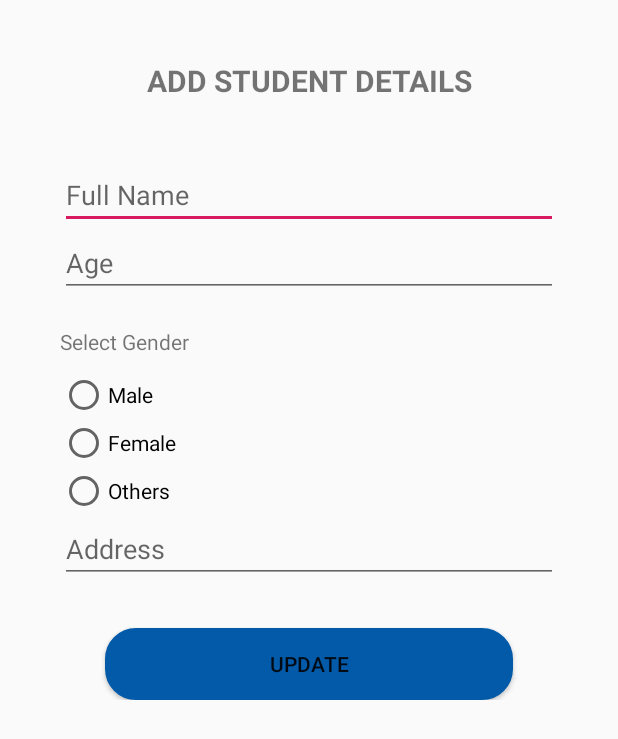
After one commit to maharjansumina/eSoftwarice_Assignment, an Android app: the layout activity_edit_details.xml on its own in the app's theme, with its tools: preview values and no code run, on a phone screen of 412 x 824 dp. The commit adds this screen. Shown: the top 739 px of the screen. Run offline under Robolectric (Android 15) with nearby library versions, the phone set to English and light mode, and no system bars.

Commit message:
Edit Detail Activity with code Added.

```diff
--- a/app/src/main/AndroidManifest.xml
+++ b/app/src/main/AndroidManifest.xml
@@ -9,6 +9,7 @@
         android:roundIcon="@mipmap/ic_launcher_round"
         android:supportsRtl="true"
         android:theme="@style/AppTheme">
+        <activity android:name=".EditDetailsActivity"></activity>
         <activity android:name=".SplashScreenActivity">
             <intent-filter>
                 <action android:name="android.intent.action.MAIN" />
@@ -16,7 +17,7 @@
                 <category android:name="android.intent.category.LAUNCHER" />
             </intent-filter>
         </activity>
-        <activity android:name=".LoginActivity"></activity>
+        <activity android:name=".LoginActivity" />
         <activity android:name=".MainActivity" />
     </application>
 
--- a/app/src/main/java/com/softwarica/esoftwarice_assignment/Adapters/StudentsAdapter.java
+++ b/app/src/main/java/com/softwarica/esoftwarice_assignment/Adapters/StudentsAdapter.java
@@ -12,6 +12,7 @@ import android.widget.Toast;
 import androidx.annotation.NonNull;
 import androidx.recyclerview.widget.RecyclerView;
 
+import com.softwarica.esoftwarice_assignment.EditDetailsActivity;
 import com.softwarica.esoftwarice_assignment.Model.Students;
 import com.softwarica.esoftwarice_assignment.R;
 
--- a/app/src/main/java/com/softwarica/esoftwarice_assignment/MainActivity.java
+++ b/app/src/main/java/com/softwarica/esoftwarice_assignment/MainActivity.java
@@ -10,6 +10,7 @@ import android.view.MenuItem;
 import com.google.android.material.bottomnavigation.BottomNavigationView;
 import com.softwarica.esoftwarice_assignment.Fragments.HomeFragment;
 import com.softwarica.esoftwarice_assignment.Fragments.StudentFragment;
+import com.softwarica.esoftwarice_assignment.Model.Students;
 
 import java.util.ArrayList;
 import java.util.List;
--- /dev/null
+++ b/app/src/main/res/layout/activity_edit_details.xml
@@ -0,0 +1,90 @@
+<?xml version="1.0" encoding="utf-8"?>
+<LinearLayout xmlns:android="http://schemas.android.com/apk/res/android"
+    xmlns:app="http://schemas.android.com/apk/res-auto"
+    xmlns:tools="http://schemas.android.com/tools"
+    android:layout_width="match_parent"
+    android:layout_height="match_parent"
+    android:orientation="vertical"
+    tools:context=".EditDetailsActivity">
+
+    <LinearLayout
+        android:layout_width="match_parent"
+        android:layout_height="wrap_content"
+        android:layout_margin="40dp"
+        android:orientation="vertical">
+
+        <TextView
+            android:layout_width="match_parent"
+            android:layout_height="wrap_content"
+            android:textSize="20dp"
+            android:text="Add student details"
+            android:textStyle="bold"
+            android:textAlignment="center"
+            android:layout_marginBottom="40dp"
+            android:textAllCaps="true"/>
+
+        <EditText
+            android:layout_width="match_parent"
+            android:layout_height="wrap_content"
+            android:id="@+id/etFullName"
+            android:hint="Full Name"/>
+
+        <EditText
+            android:layout_width="match_parent"
+            android:layout_height="wrap_content"
+            android:id="@+id/etAge"
+            android:inputType="number"
+            android:hint="Age"/>
+
+        <TextView
+            android:layout_width="match_parent"
+            android:layout_height="wrap_content"
+            android:layout_marginTop="20dp"
+            android:text="Select Gender"/>
+
+        <RadioGroup
+            android:layout_width="match_parent"
+            android:layout_height="wrap_content"
+            android:id="@+id/rdoGender">
+
+            <RadioButton
+                android:layout_width="match_parent"
+                android:layout_height="wrap_content"
+                android:id="@+id/rdoMale"
+                android:layout_marginTop="10sp"
+                android:text="Male"/>
+
+            <RadioButton
+                android:layout_width="match_parent"
+                android:layout_height="wrap_content"
+                android:id="@+id/rdoFemale"
+                android:text="Female"/>
+
+            <RadioButton
+                android:layout_width="match_parent"
+                android:layout_height="wrap_content"
+                android:id="@+id/rdoOthers"
+                android:text="Others"/>
+
+        </RadioGroup>
+
+        <EditText
+            android:layout_width="match_parent"
+            android:layout_height="wrap_content"
+            android:id="@+id/etAddress"
+            android:hint="Address"/>
+
+        <Button
+            android:layout_width="match_parent"
+            android:layout_height="wrap_content"
+            style="@style/Login"
+            android:text="update"
+            android:background="@drawable/round_button"
+            android:id="@+id/btnUpdate"
+            />
+
+
+
+    </LinearLayout>
+
+</LinearLayout>
```
Also changed, not shown: app/src/main/java/com/softwarica/esoftwarice_assignment/EditDetailsActivity.java (added, +129 -0 lines).
